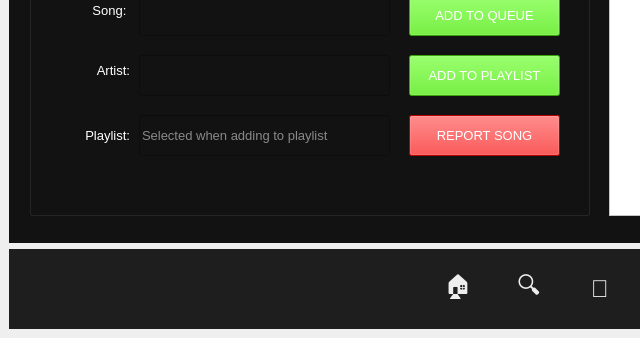
Before: the Qt Designer form App UI/artist_main.ui in M-AmmarBaig/Databases-Project-Habibify-Music-Player, drawn with Qt 5; both pictures show x 0 to 640 and y 554 to 892 of the 1223 by 892 pixel window.
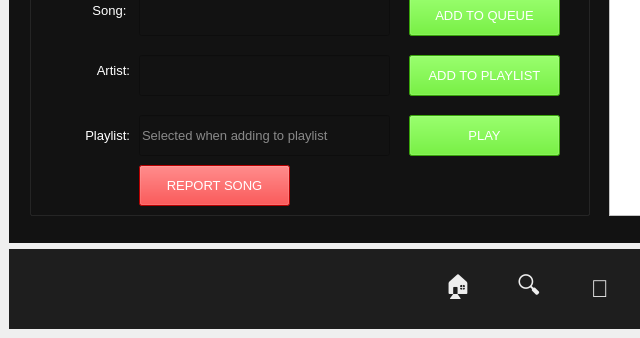
After: the same form once the commit is applied. The open tabs and pages were chosen to show the change. Icons and pictures are not drawn.

The edit to the form file:
```diff
--- a/App UI/artist_main.ui
+++ b/App UI/artist_main.ui
@@ -1644,31 +1644,6 @@
           <bool>true</bool>
          </property>
         </widget>
-        <widget class="QPushButton" name="S_ReportBtn">
-         <property name="geometry">
-          <rect>
-           <x>380</x>
-           <y>150</y>
-           <width>151</width>
-           <height>41</height>
-          </rect>
-         </property>
-         <property name="font">
-          <font>
-           <pointsize>10</pointsize>
-          </font>
-         </property>
-         <property name="styleSheet">
-          <string notr="true">
-background-color: rgb(255, 0, 0);</string>
-         </property>
-         <property name="text">
-          <string>REPORT SONG</string>
-         </property>
-         <property name="checkable">
-          <bool>true</bool>
-         </property>
-        </widget>
         <widget class="QLineEdit" name="S_ArtistName_3">
          <property name="geometry">
           <rect>
@@ -1714,6 +1689,56 @@
           <set>Qt::AlignRight|Qt::AlignTrailing|Qt::AlignVCenter</set>
          </property>
         </widget>
+        <widget class="QPushButton" name="S_AddPlBtn_2">
+         <property name="geometry">
+          <rect>
+           <x>380</x>
+           <y>150</y>
+           <width>151</width>
+           <height>41</height>
+          </rect>
+         </property>
+         <property name="font">
+          <font>
+           <pointsize>10</pointsize>
+          </font>
+         </property>
+         <property name="styleSheet">
+          <string notr="true">
+background-color: rgb(78, 230, 13);</string>
+         </property>
+         <property name="text">
+          <string>PLAY</string>
+         </property>
+         <property name="checkable">
+          <bool>true</bool>
+         </property>
+        </widget>
+        <widget class="QPushButton" name="S_ReportBtn">
+         <property name="geometry">
+          <rect>
+           <x>110</x>
+           <y>200</y>
+           <width>151</width>
+           <height>41</height>
+          </rect>
+         </property>
+         <property name="font">
+          <font>
+           <pointsize>10</pointsize>
+          </font>
+         </property>
+         <property name="styleSheet">
+          <string notr="true">
+background-color: rgb(255, 0, 0);</string>
+         </property>
+         <property name="text">
+          <string>REPORT SONG</string>
+         </property>
+         <property name="checkable">
+          <bool>true</bool>
+         </property>
+        </widget>
        </widget>
       </widget>
       <widget class="QWidget" name="analyticsPage">
```
Left out of the diff: 2 changed lines with no effect on the pictures.
